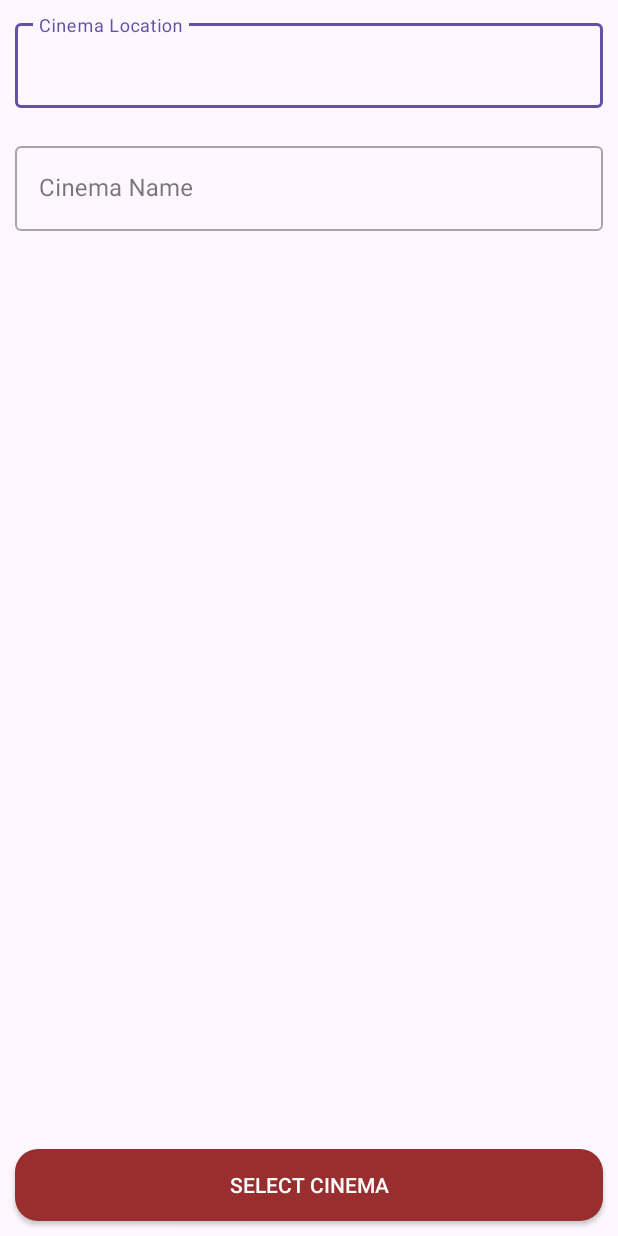
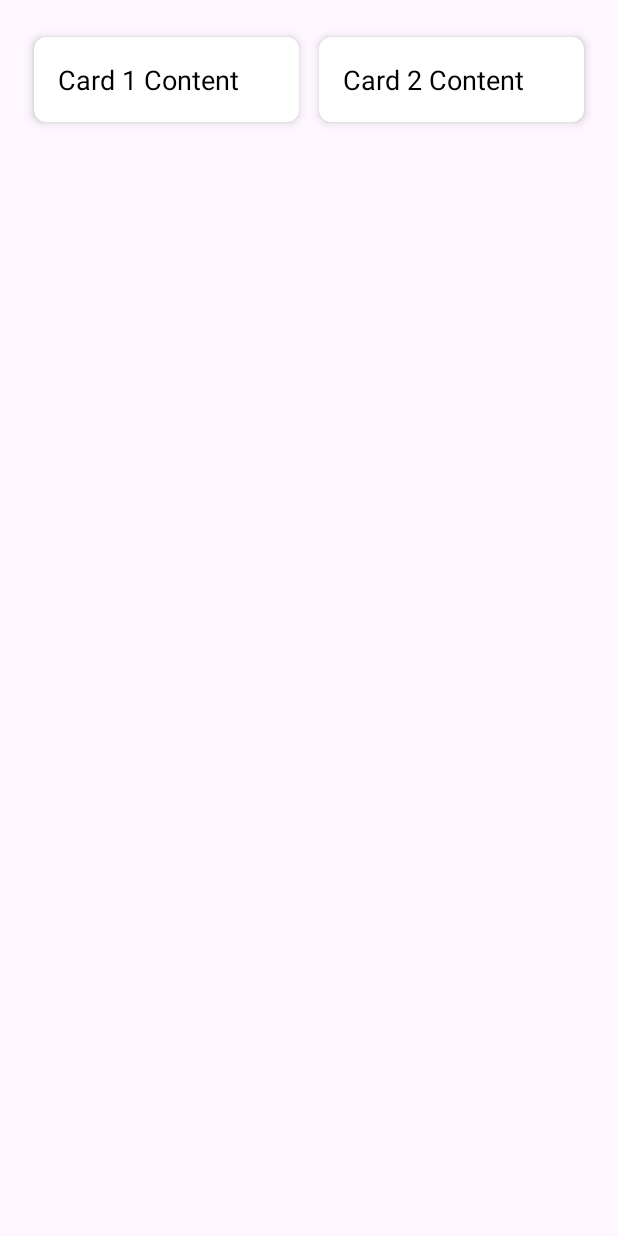
Before and after one commit to SecretIGO/Experiments, an Android app: the MovieTheatreSelectionActivity screen opened directly, with no data from a screen before it, on a phone screen of 412 x 824 dp. Run offline under Robolectric (Android 15) with nearby library versions, the phone set to English and light mode, and no system bars; our stand-ins replace Firebase (no records; nobody signed in at launch, a user with empty details on screens opened directly).

Commit message:
added layout

```diff
--- a/app/src/main/java/com/mp3/experiments/ui/adapters/NowShowingAdapter.kt
+++ b/app/src/main/java/com/mp3/experiments/ui/adapters/NowShowingAdapter.kt
@@ -1,4 +1,8 @@
 package com.mp3.experiments.ui.adapters
 
 class NowShowingAdapter {
+
+
+
+
 }
--- a/app/src/main/res/layout/activity_home.xml
+++ b/app/src/main/res/layout/activity_home.xml
@@ -48,7 +48,6 @@
         android:textSize="18sp"
         android:textStyle="bold" />
 
-
     <androidx.recyclerview.widget.RecyclerView
         android:id="@+id/recycler_view2"
         android:layout_width="match_parent"
--- a/app/src/main/res/layout/activity_movie_theatre_selection.xml
+++ b/app/src/main/res/layout/activity_movie_theatre_selection.xml
@@ -1,56 +1,48 @@
 <?xml version="1.0" encoding="utf-8"?>
-<androidx.constraintlayout.widget.ConstraintLayout xmlns:android="http://schemas.android.com/apk/res/android"
+<LinearLayout
+    xmlns:android="http://schemas.android.com/apk/res/android"
     xmlns:app="http://schemas.android.com/apk/res-auto"
-    xmlns:tools="http://schemas.android.com/tools"
     android:layout_width="match_parent"
-    android:layout_height="match_parent"
-    tools:context=".ui.views.customer.MovieTheatreSelectionActivity">
+    android:layout_height="wrap_content"
+    android:orientation="horizontal"
+    android:padding="16dp">
 
-    <com.google.android.material.textfield.TextInputLayout
-        android:id="@+id/textInputLayout"
-        style="@style/Widget.MaterialComponents.TextInputLayout.OutlinedBox"
-        android:layout_width="match_parent"
+    <!-- First CardView -->
+    <androidx.cardview.widget.CardView
+        android:layout_width="0dp"
         android:layout_height="wrap_content"
-        android:padding="10dp"
-        app:layout_constraintTop_toTopOf="parent"
-        tools:layout_editor_absoluteX="0dp">
+        android:layout_weight="1"
+        app:cardCornerRadius="8dp"
+        app:cardElevation="4dp"
+        app:cardUseCompatPadding="true">
 
-        <com.google.android.material.textfield.TextInputEditText
-            android:id="@+id/input_CinemaLocation"
+        <!-- Content for the first card -->
+        <TextView
             android:layout_width="match_parent"
             android:layout_height="wrap_content"
-            android:hint="Cinema Location"
-            tools:layout_editor_absoluteX="0dp"
-            tools:layout_editor_absoluteY="334dp" />
+            android:padding="16dp"
+            android:text="Card 1 Content"
+            android:textSize="18sp"
+            android:textColor="@android:color/black" />
+    </androidx.cardview.widget.CardView>
 
-    </com.google.android.material.textfield.TextInputLayout>
+    <!-- Second CardView -->
+    <androidx.cardview.widget.CardView
+        android:layout_width="0dp"
+        android:layout_height="wrap_content"
+        android:layout_weight="1"
+        app:cardCornerRadius="8dp"
+        app:cardElevation="4dp"
+        app:cardUseCompatPadding="true">
 
-    <com.google.android.material.textfield.TextInputLayout
-        android:id="@+id/textInputLayout2"
-        style="@style/Widget.MaterialComponents.TextInputLayout.OutlinedBox"
-        android:layout_width="match_parent"
-        android:layout_height="wrap_content"
-        android:padding="10dp"
-        app:layout_constraintTop_toBottomOf="@+id/textInputLayout"
-        tools:layout_editor_absoluteX="16dp">
-
-        <com.google.android.material.textfield.TextInputEditText
-            android:id="@+id/input_cinemaName"
+        <!-- Content for the second card -->
+        <TextView
             android:layout_width="match_parent"
             android:layout_height="wrap_content"
-            android:hint="Cinema Name"
-            tools:layout_editor_absoluteX="0dp"
-            tools:layout_editor_absoluteY="334dp" />
+            android:padding="16dp"
+            android:text="Card 2 Content"
+            android:textSize="18sp"
+            android:textColor="@android:color/black" />
+    </androidx.cardview.widget.CardView>
 
-    </com.google.android.material.textfield.TextInputLayout>
-
-    <androidx.appcompat.widget.AppCompatButton
-        android:id="@+id/btn_selectCinema"
-        android:layout_width="match_parent"
-        android:layout_height="wrap_content"
-        android:background="@drawable/squircle"
-        android:textColor="@color/white"
-        android:layout_margin="10dp"
-        android:text="Select Cinema"
-        app:layout_constraintBottom_toBottomOf="parent"/>
-</androidx.constraintlayout.widget.ConstraintLayout>
+</LinearLayout>
```
Also changed, not shown: app/src/main/java/com/mp3/experiments/ui/views/customer/MovieSelectionActivity.kt (+166 -166 lines), app/src/main/java/com/mp3/experiments/ui/views/customer/MovieTheatreSelectionActivity.kt (+0 -30 lines), app/src/main/res/layout/activity_movie_selection.xml (+36 -47 lines), app/src/main/res/layout/list_movies_item.xml (added, +52 -0 lines), app/src/main/res/drawable/Movie1.jpg (added), app/src/main/res/drawable/Movie5.jpg (added).
